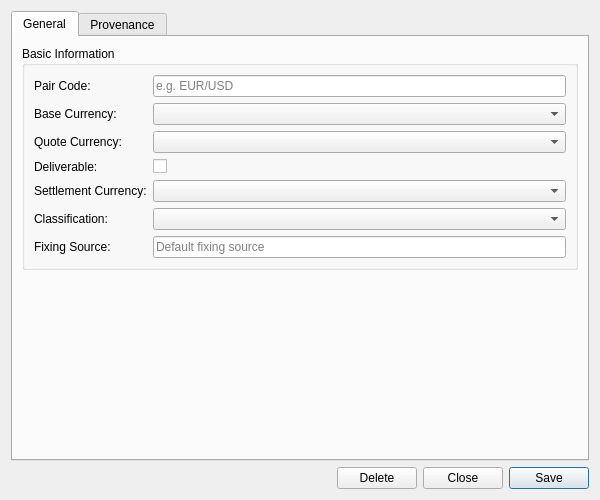
Above: projects/ores.qt/refdata/ui/CurrencyPairDetailDialog.ui from OreStudio/OreStudio before the change. Below: the same form after it.
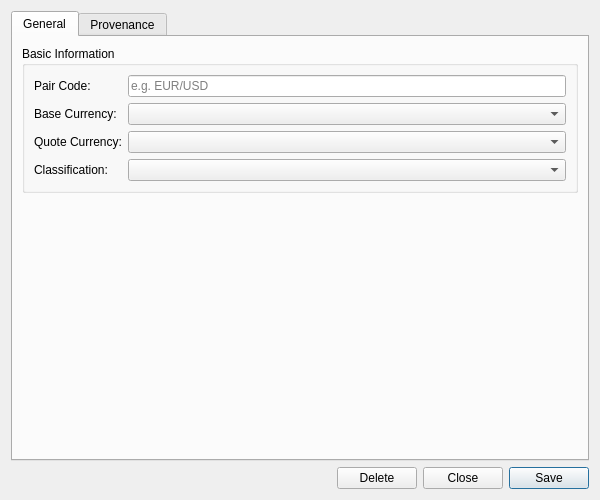
That is the form after the change. Custom widgets are drawn as their Qt base class.

Commit message: [refdata,qt,sql] Drop deliverable/settlement_currency/fixing_source from currency_pair

The edit to the form file:
```diff
--- a/projects/ores.qt/refdata/ui/CurrencyPairDetailDialog.ui
+++ b/projects/ores.qt/refdata/ui/CurrencyPairDetailDialog.ui
@@ -84,61 +84,19 @@
            </widget>
           </item>
           <item row="3" column="0">
-           <widget class="QLabel" name="labelDeliverable">
-            <property name="text">
-             <string>Deliverable:</string>
-            </property>
-           </widget>
-          </item>
-          <item row="3" column="1">
-           <widget class="QCheckBox" name="deliverableCheckBox">
-            <property name="text">
-             <string/>
-            </property>
-           </widget>
-          </item>
-          <item row="4" column="0">
-           <widget class="QLabel" name="labelSettlementCurrency">
-            <property name="text">
-             <string>Settlement Currency:</string>
-            </property>
-           </widget>
-          </item>
-          <item row="4" column="1">
-           <widget class="ores::qt::OreCurrencyComboBox" name="settlementCurrencyCombo">
-            <property name="insertPolicy">
-             <enum>QComboBox::NoInsert</enum>
-            </property>
-           </widget>
-          </item>
-          <item row="5" column="0">
            <widget class="QLabel" name="labelClassification">
             <property name="text">
              <string>Classification:</string>
             </property>
            </widget>
           </item>
-          <item row="5" column="1">
-           <widget class="QComboBox" name="classificationCombo">
+          <item row="3" column="1">
+           <widget class="ores::qt::OreBadgeComboBox" name="classificationCombo">
             <property name="insertPolicy">
              <enum>QComboBox::NoInsert</enum>
             </property>
            </widget>
           </item>
-          <item row="6" column="0">
-           <widget class="QLabel" name="labelFixingSource">
-            <property name="text">
-             <string>Fixing Source:</string>
-            </property>
-           </widget>
-          </item>
-          <item row="6" column="1">
-           <widget class="QLineEdit" name="fixingSourceEdit">
-            <property name="placeholderText">
-             <string>Default fixing source</string>
-            </property>
-           </widget>
-          </item>
          </layout>
         </widget>
        </item>
@@ -221,6 +179,11 @@
    <extends>QComboBox</extends>
    <header>ores.qt/OreCurrencyComboBox.hpp</header>
   </customwidget>
+  <customwidget>
+   <class>ores::qt::OreBadgeComboBox</class>
+   <extends>QComboBox</extends>
+   <header>ores.qt/OreBadgeComboBox.hpp</header>
+  </customwidget>
  </customwidgets>
  <resources/>
  <connections/>
```
The commit also changes 29 other files.
